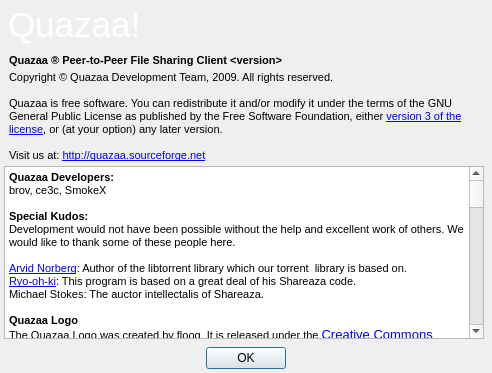
Before: the Qt Designer form UI/dialogabout.ui in c3c/quazaa, drawn with Qt 5.
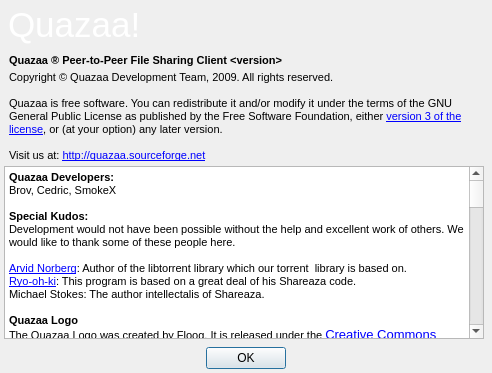
After: the same form once the commit is applied. Icons and pictures are not drawn.

```diff
--- a/UI/dialogabout.ui
+++ b/UI/dialogabout.ui
@@ -167,26 +167,26 @@
 &lt;tr&gt;
 &lt;td style=&quot;border: none;&quot;&gt;
 &lt;p style=&quot; margin-top:0px; margin-bottom:0px; margin-left:0px; margin-right:0px; -qt-block-indent:0; text-indent:0px;&quot;&gt;&lt;span style=&quot; font-family:'MS Shell Dlg 2'; font-size:8pt; font-weight:600;&quot;&gt;Quazaa Developers:&lt;/span&gt;&lt;/p&gt;
-&lt;p style=&quot; margin-top:0px; margin-bottom:0px; margin-left:0px; margin-right:0px; -qt-block-indent:0; text-indent:0px;&quot;&gt;&lt;span style=&quot; font-family:'MS Shell Dlg 2'; font-size:8pt;&quot;&gt;brov, ce3c, SmokeX&lt;/span&gt;&lt;/p&gt;
+&lt;p style=&quot; margin-top:0px; margin-bottom:0px; margin-left:0px; margin-right:0px; -qt-block-indent:0; text-indent:0px;&quot;&gt;&lt;span style=&quot; font-family:'MS Shell Dlg 2'; font-size:8pt;&quot;&gt;Brov, Cedric, SmokeX&lt;/span&gt;&lt;/p&gt;
 &lt;p style=&quot;-qt-paragraph-type:empty; margin-top:0px; margin-bottom:0px; margin-left:0px; margin-right:0px; -qt-block-indent:0; text-indent:0px; font-family:'MS Shell Dlg 2'; font-size:8pt;&quot;&gt;&lt;/p&gt;
 &lt;p style=&quot; margin-top:0px; margin-bottom:0px; margin-left:0px; margin-right:0px; -qt-block-indent:0; text-indent:0px;&quot;&gt;&lt;span style=&quot; font-family:'MS Shell Dlg 2'; font-size:8pt; font-weight:600;&quot;&gt;Special Kudos:&lt;/span&gt;&lt;/p&gt;
 &lt;p style=&quot; margin-top:0px; margin-bottom:0px; margin-left:0px; margin-right:0px; -qt-block-indent:0; text-indent:0px;&quot;&gt;&lt;span style=&quot; font-family:'MS Shell Dlg 2'; font-size:8pt;&quot;&gt;Development would not have been possible without the help and excellent work of others. We would like to thank some of these people here.&lt;/span&gt;&lt;/p&gt;
 &lt;p style=&quot;-qt-paragraph-type:empty; margin-top:0px; margin-bottom:0px; margin-left:0px; margin-right:0px; -qt-block-indent:0; text-indent:0px; font-family:'MS Shell Dlg 2'; font-size:8pt;&quot;&gt;&lt;/p&gt;
 &lt;p style=&quot; margin-top:0px; margin-bottom:0px; margin-left:0px; margin-right:0px; -qt-block-indent:0; text-indent:0px;&quot;&gt;&lt;a href=&quot;http://www.rasterbar.com&quot;&gt;&lt;span style=&quot; font-family:'MS Shell Dlg 2'; font-size:8pt; text-decoration: underline; color:#0000ff;&quot;&gt;Arvid Norberg&lt;/span&gt;&lt;/a&gt;&lt;span style=&quot; font-family:'MS Shell Dlg 2'; font-size:8pt;&quot;&gt;: Author of the libtorrent library which our torrent  library is based on.&lt;/span&gt;&lt;/p&gt;
 &lt;p style=&quot; margin-top:0px; margin-bottom:0px; margin-left:0px; margin-right:0px; -qt-block-indent:0; text-indent:0px;&quot;&gt;&lt;a href=&quot;http://www.cherubicsoft.com/&quot;&gt;&lt;span style=&quot; font-family:'MS Shell Dlg 2'; font-size:8pt; text-decoration: underline; color:#0000ff;&quot;&gt;Ryo-oh-ki&lt;/span&gt;&lt;/a&gt;&lt;span style=&quot; font-family:'MS Shell Dlg 2'; font-size:8pt;&quot;&gt;: This program is based on a great deal of his Shareaza code. &lt;/span&gt;&lt;/p&gt;
-&lt;p style=&quot; margin-top:0px; margin-bottom:0px; margin-left:0px; margin-right:0px; -qt-block-indent:0; text-indent:0px;&quot;&gt;&lt;span style=&quot; font-family:'MS Shell Dlg 2'; font-size:8pt;&quot;&gt;Michael Stokes: The auctor intellectalis of Shareaza.&lt;/span&gt;&lt;/p&gt;
+&lt;p style=&quot; margin-top:0px; margin-bottom:0px; margin-left:0px; margin-right:0px; -qt-block-indent:0; text-indent:0px;&quot;&gt;&lt;span style=&quot; font-family:'MS Shell Dlg 2'; font-size:8pt;&quot;&gt;Michael Stokes: The author intellectalis of Shareaza.&lt;/span&gt;&lt;/p&gt;
 &lt;p style=&quot;-qt-paragraph-type:empty; margin-top:0px; margin-bottom:0px; margin-left:0px; margin-right:0px; -qt-block-indent:0; text-indent:0px; font-family:'MS Shell Dlg 2'; font-size:8pt;&quot;&gt;&lt;/p&gt;
 &lt;p style=&quot; margin-top:0px; margin-bottom:0px; margin-left:0px; margin-right:0px; -qt-block-indent:0; text-indent:0px;&quot;&gt;&lt;span style=&quot; font-family:'MS Shell Dlg 2'; font-size:8pt; font-weight:600;&quot;&gt;Quazaa Logo&lt;/span&gt;&lt;/p&gt;
-&lt;p style=&quot; margin-top:0px; margin-bottom:0px; margin-left:0px; margin-right:0px; -qt-block-indent:0; text-indent:0px;&quot;&gt;&lt;span style=&quot; font-family:'MS Shell Dlg 2'; font-size:8pt;&quot;&gt;The Quazaa Logo was created by floog. It is released under the &lt;/span&gt;&lt;a href=&quot;http://creativecommons.org/licenses/by-nc/3.0/legalcode&quot;&gt;&lt;span style=&quot; text-decoration: underline; color:#0000ff;&quot;&gt;Creative Commons Attribution-NonCommercial 3.0 License&lt;/span&gt;&lt;/a&gt;&lt;a href=&quot;http://creativecommons.org/licenses/by-nc/3.0/&quot;&gt;&lt;span style=&quot; text-decoration: underline; color:#000000;&quot;&gt;.&lt;/span&gt;&lt;/a&gt;&lt;/p&gt;
+&lt;p style=&quot; margin-top:0px; margin-bottom:0px; margin-left:0px; margin-right:0px; -qt-block-indent:0; text-indent:0px;&quot;&gt;&lt;span style=&quot; font-family:'MS Shell Dlg 2'; font-size:8pt;&quot;&gt;The Quazaa Logo was created by Floog. It is released under the &lt;/span&gt;&lt;a href=&quot;http://creativecommons.org/licenses/by-nc/3.0/legalcode&quot;&gt;&lt;span style=&quot; text-decoration: underline; color:#0000ff;&quot;&gt;Creative Commons Attribution-NonCommercial 3.0 License&lt;/span&gt;&lt;/a&gt;&lt;span style=&quot; font-family:'MS Shell Dlg 2'; font-size:8pt;&quot;&gt;.&lt;/span&gt;&lt;/p&gt;
 &lt;p style=&quot;-qt-paragraph-type:empty; margin-top:0px; margin-bottom:0px; margin-left:0px; margin-right:0px; -qt-block-indent:0; text-indent:0px; font-family:'MS Shell Dlg 2'; font-size:8pt;&quot;&gt;&lt;/p&gt;
 &lt;p style=&quot; margin-top:0px; margin-bottom:0px; margin-left:0px; margin-right:0px; -qt-block-indent:0; text-indent:0px;&quot;&gt;&lt;span style=&quot; font-family:'MS Shell Dlg 2'; font-size:8pt; font-weight:600;&quot;&gt;Quazaa Concept and Design&lt;/span&gt;&lt;/p&gt;
 &lt;p style=&quot; margin-top:0px; margin-bottom:0px; margin-left:0px; margin-right:0px; -qt-block-indent:0; text-indent:0px;&quot;&gt;&lt;span style=&quot; font-family:'MS Shell Dlg 2'; font-size:8pt;&quot;&gt;Cyko, Old Death, Rolandas&lt;/span&gt;&lt;/p&gt;
 &lt;p style=&quot;-qt-paragraph-type:empty; margin-top:0px; margin-bottom:0px; margin-left:0px; margin-right:0px; -qt-block-indent:0; text-indent:0px; font-family:'MS Shell Dlg 2'; font-size:8pt;&quot;&gt;&lt;/p&gt;
 &lt;p style=&quot; margin-top:0px; margin-bottom:0px; margin-left:0px; margin-right:0px; -qt-block-indent:0; text-indent:0px;&quot;&gt;&lt;span style=&quot; font-family:'MS Shell Dlg 2'; font-size:8pt; font-weight:600;&quot;&gt;Quazaa Language Translators&lt;/span&gt;&lt;/p&gt;
-&lt;p style=&quot; margin-top:0px; margin-bottom:0px; margin-left:0px; margin-right:0px; -qt-block-indent:0; text-indent:0px;&quot;&gt;&lt;span style=&quot; font-family:'MS Shell Dlg 2'; font-size:8pt;&quot;&gt;Oce&lt;/span&gt;&lt;/p&gt;
+&lt;p style=&quot; margin-top:0px; margin-bottom:0px; margin-left:0px; margin-right:0px; -qt-block-indent:0; text-indent:0px;&quot;&gt;&lt;span style=&quot; font-family:'MS Shell Dlg 2'; font-size:8pt;&quot;&gt;Oce, Mollca&lt;/span&gt;&lt;/p&gt;
 &lt;p style=&quot;-qt-paragraph-type:empty; margin-top:0px; margin-bottom:0px; margin-left:0px; margin-right:0px; -qt-block-indent:0; text-indent:0px; font-family:'MS Shell Dlg 2'; font-size:8pt;&quot;&gt;&lt;/p&gt;
 &lt;p style=&quot; margin-top:0px; margin-bottom:0px; margin-left:0px; margin-right:0px; -qt-block-indent:0; text-indent:0px;&quot;&gt;&lt;span style=&quot; font-family:'MS Shell Dlg 2'; font-size:8pt; font-weight:600;&quot;&gt;Quazaa Website&lt;/span&gt;&lt;/p&gt;
-&lt;p style=&quot; margin-top:0px; margin-bottom:0px; margin-left:0px; margin-right:0px; -qt-block-indent:0; text-indent:0px;&quot;&gt;&lt;span style=&quot; font-family:'MS Shell Dlg 2'; font-size:8pt;&quot;&gt;ce3c, Cyko&lt;/span&gt;&lt;/p&gt;
+&lt;p style=&quot; margin-top:0px; margin-bottom:0px; margin-left:0px; margin-right:0px; -qt-block-indent:0; text-indent:0px;&quot;&gt;&lt;span style=&quot; font-family:'MS Shell Dlg 2'; font-size:8pt;&quot;&gt;Cedric, Cyko&lt;/span&gt;&lt;/p&gt;
 &lt;p style=&quot;-qt-paragraph-type:empty; margin-top:0px; margin-bottom:0px; margin-left:0px; margin-right:0px; -qt-block-indent:0; text-indent:0px; font-family:'MS Shell Dlg 2'; font-size:8pt;&quot;&gt;&lt;/p&gt;
 &lt;p style=&quot; margin-top:0px; margin-bottom:0px; margin-left:0px; margin-right:0px; -qt-block-indent:0; text-indent:0px;&quot;&gt;&lt;span style=&quot; font-family:'MS Shell Dlg 2'; font-size:8pt; font-weight:600;&quot;&gt;Quazaa Wiki&lt;/span&gt;&lt;/p&gt;
 &lt;p style=&quot; margin-top:0px; margin-bottom:0px; margin-left:0px; margin-right:0px; -qt-block-indent:0; text-indent:0px;&quot;&gt;&lt;span style=&quot; font-family:'MS Shell Dlg 2'; font-size:8pt;&quot;&gt;Cyko, Oce, Old Death&lt;/span&gt;&lt;/p&gt;
@@ -201,10 +201,10 @@
 &lt;p style=&quot; margin-top:0px; margin-bottom:0px; margin-left:0px; margin-right:0px; -qt-block-indent:0; text-indent:0px;&quot;&gt;&lt;span style=&quot; font-family:'MS Shell Dlg 2'; font-size:8pt;&quot;&gt;We give special thanks to the Forum Moderators and Chatroom Operators:&lt;/span&gt;&lt;/p&gt;
 &lt;p style=&quot;-qt-paragraph-type:empty; margin-top:0px; margin-bottom:0px; margin-left:0px; margin-right:0px; -qt-block-indent:0; text-indent:0px; font-family:'MS Shell Dlg 2'; font-size:8pt;&quot;&gt;&lt;/p&gt;
 &lt;p style=&quot; margin-top:0px; margin-bottom:0px; margin-left:0px; margin-right:0px; -qt-block-indent:0; text-indent:0px;&quot;&gt;&lt;span style=&quot; font-family:'MS Shell Dlg 2'; font-size:8pt; font-weight:600;&quot;&gt;Forum Moderators&lt;/span&gt;&lt;/p&gt;
-&lt;p style=&quot; margin-top:0px; margin-bottom:0px; margin-left:0px; margin-right:0px; -qt-block-indent:0; text-indent:0px;&quot;&gt;&lt;span style=&quot; font-family:'MS Shell Dlg 2'; font-size:8pt;&quot;&gt;Quazaa forum superadmins: ce3c, Cyko, Kath, Old Death&lt;/span&gt;&lt;/p&gt;
+&lt;p style=&quot; margin-top:0px; margin-bottom:0px; margin-left:0px; margin-right:0px; -qt-block-indent:0; text-indent:0px;&quot;&gt;&lt;span style=&quot; font-family:'MS Shell Dlg 2'; font-size:8pt;&quot;&gt;Quazaa forum superadmins: Cedric, Cyko, Kath, Old Death&lt;/span&gt;&lt;/p&gt;
 &lt;p style=&quot;-qt-paragraph-type:empty; margin-top:0px; margin-bottom:0px; margin-left:0px; margin-right:0px; -qt-block-indent:0; text-indent:0px; font-family:'MS Shell Dlg 2'; font-size:8pt;&quot;&gt;&lt;/p&gt;
 &lt;p style=&quot; margin-top:0px; margin-bottom:0px; margin-left:0px; margin-right:0px; -qt-block-indent:0; text-indent:0px;&quot;&gt;&lt;span style=&quot; font-family:'MS Shell Dlg 2'; font-size:8pt; font-weight:600;&quot;&gt;Quazaa Chat Operators&lt;/span&gt;&lt;/p&gt;
-&lt;p style=&quot; margin-top:0px; margin-bottom:0px; margin-left:0px; margin-right:0px; -qt-block-indent:0; text-indent:0px;&quot;&gt;&lt;span style=&quot; font-family:'MS Shell Dlg 2'; font-size:8pt;&quot;&gt;Kath: Quazaa Super Operator&lt;/span&gt;&lt;/p&gt;
+&lt;p style=&quot; margin-top:0px; margin-bottom:0px; margin-left:0px; margin-right:0px; -qt-block-indent:0; text-indent:0px;&quot;&gt;&lt;span style=&quot; font-family:'MS Shell Dlg 2'; font-size:8pt;&quot;&gt;Quazaa Super Operators: Kath, Cedric&lt;/span&gt;&lt;/p&gt;
 &lt;p style=&quot;-qt-paragraph-type:empty; margin-top:0px; margin-bottom:0px; margin-left:0px; margin-right:0px; -qt-block-indent:0; text-indent:0px; font-family:'MS Shell Dlg 2'; font-size:8pt;&quot;&gt;&lt;/p&gt;
 &lt;p style=&quot; margin-top:0px; margin-bottom:0px; margin-left:0px; margin-right:0px; -qt-block-indent:0; text-indent:0px;&quot;&gt;&lt;span style=&quot; font-family:'MS Shell Dlg 2'; font-size:8pt; font-weight:600;&quot;&gt;The Shareaza Development Team&lt;/span&gt;&lt;/p&gt;
 &lt;p style=&quot; margin-top:0px; margin-bottom:0px; margin-left:0px; margin-right:0px; -qt-block-indent:0; text-indent:0px;&quot;&gt;&lt;span style=&quot; font-family:'MS Shell Dlg 2'; font-size:8pt;&quot;&gt;ale5000, Cyko_01, dcat, ivan386, Rolandas, Ryo-oh-ki, SkinVista, WildCard, _peer_, _slv_, a178235, brov, ceejay.dk, coolg1026, Cyberbob, DWKnight, Eperales, Frontier, FrYGuY, heavy_baby, Higgy, kevogod, kobayan, ogg123, jlh, jonatkins, micro, Mosteo, Paul Bludov, Rayner, roo_koo_too, Stealth, SteventB, tcwinkler, ten9, Thesage, TUW, Wai, zero9999, Zone-MR, Zootella&lt;/span&gt;&lt;/p&gt;
```
